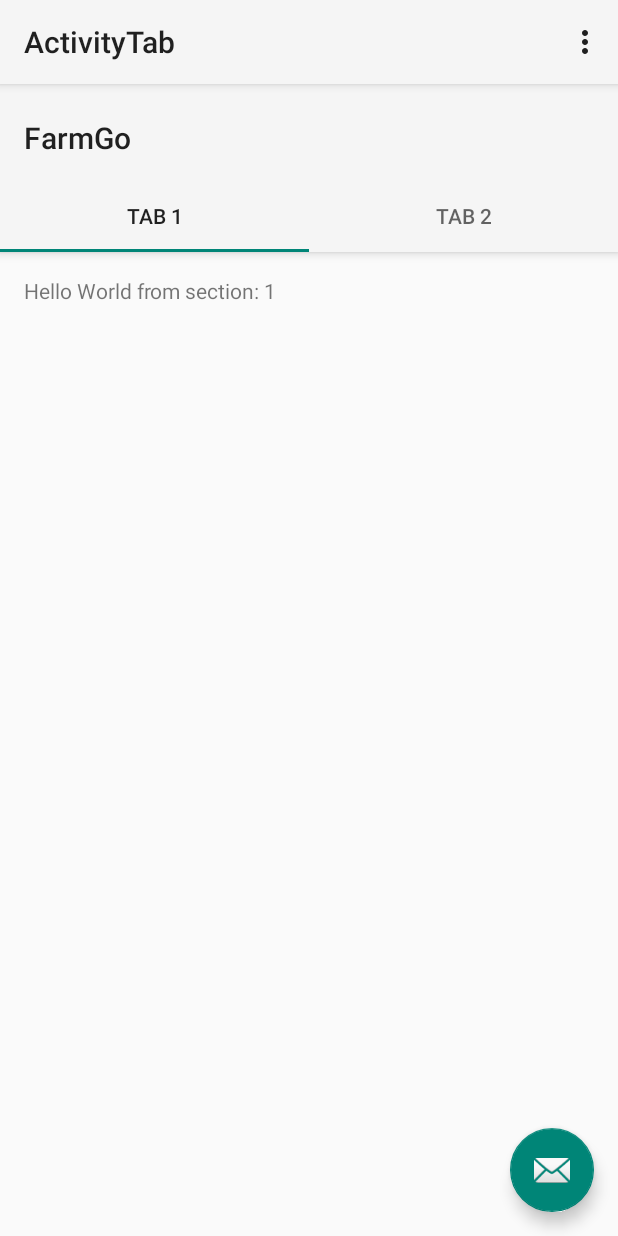
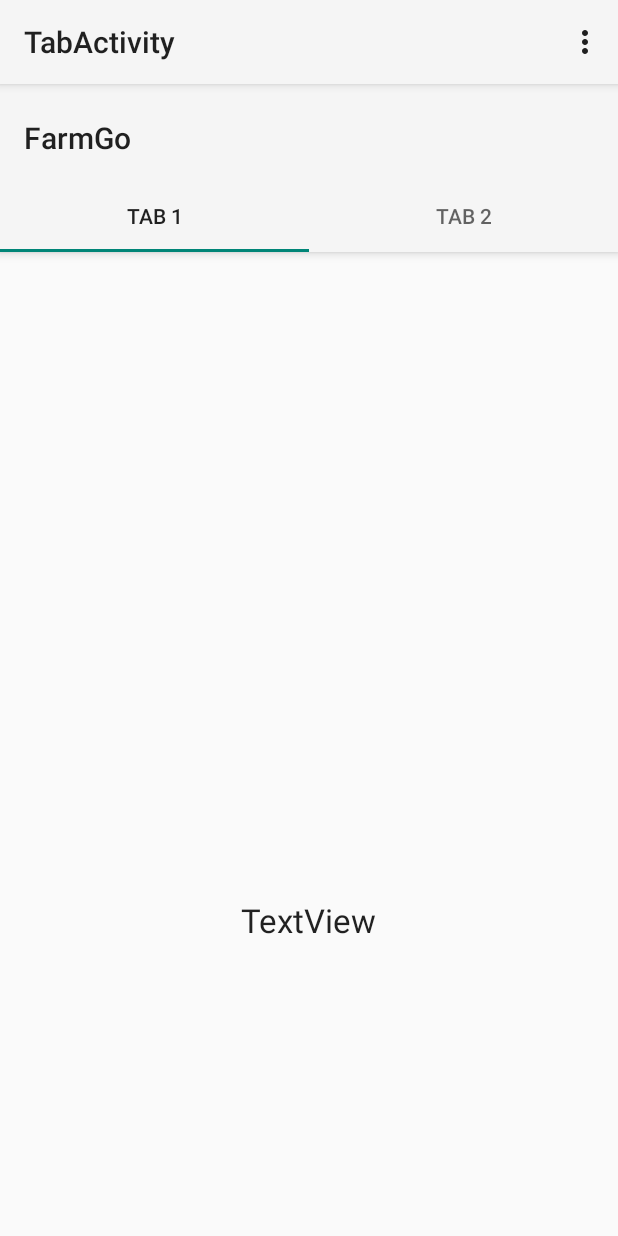
Before and after one commit to rhesaav/FarmGo, an Android app: the TabActivity screen opened directly, with no data from a screen before it, on a phone screen of 412 x 824 dp. Run offline under Robolectric (Android 15) with nearby library versions, the phone set to English and light mode, and no system bars; 1 statement that could not run was skipped.

Commit message:
+ adding java class for layout tab

```diff
--- a/app/src/main/AndroidManifest.xml
+++ b/app/src/main/AndroidManifest.xml
@@ -29,7 +29,7 @@
         <activity android:name=".SignupActivityOwner" />
         <activity android:name=".MainActivity" />
         <activity
-            android:name=".ActivityTab"
+            android:name=".TabActivity"
             android:label="@string/title_activity_tab"
             android:theme="@style/AppTheme"></activity>
     </application>
--- /dev/null
+++ b/app/src/main/java/id/sch/smktelkom_mlg/afinal/xirpl1052029/farmgo/Tab1.java
@@ -0,0 +1,22 @@
+package id.sch.smktelkom_mlg.afinal.xirpl1052029.farmgo;
+
+
+import android.os.Bundle;
+import android.support.annotation.NonNull;
+import android.support.annotation.Nullable;
+import android.support.v4.app.Fragment;
+import android.view.LayoutInflater;
+import android.view.View;
+import android.view.ViewGroup;
+
+/**
+ * Created by ASUS on 5/1/2018.
+ */
+
+public class Tab1 extends Fragment {
+    @Nullable
+    @Override
+    public View onCreateView(@NonNull LayoutInflater inflater, @Nullable ViewGroup container, @Nullable Bundle savedInstanceState) {
+        return inflater.inflate(R.layout.tab1, container, false);
+    }
+}
--- /dev/null
+++ b/app/src/main/java/id/sch/smktelkom_mlg/afinal/xirpl1052029/farmgo/Tab2.java
@@ -0,0 +1,22 @@
+package id.sch.smktelkom_mlg.afinal.xirpl1052029.farmgo;
+
+import android.os.Bundle;
+import android.support.annotation.Nullable;
+import android.support.v4.app.Fragment;
+import android.view.LayoutInflater;
+import android.view.View;
+import android.view.ViewGroup;
+
+
+/**
+ * Created by ASUS on 5/1/2018.
+ */
+
+public class Tab2 extends Fragment {
+
+    @Nullable
+    @Override
+    public View onCreateView(LayoutInflater inflater, @Nullable ViewGroup container, Bundle savedInstanceState) {
+        return inflater.inflate(R.layout.tab2, container, false);
+    }
+}
--- a/app/src/main/java/id/sch/smktelkom_mlg/afinal/xirpl1052029/farmgo/ActivityTab.java
+++ b/app/src/main/java/id/sch/smktelkom_mlg/afinal/xirpl1052029/farmgo/TabActivity.java
@@ -1,8 +1,6 @@
 package id.sch.smktelkom_mlg.afinal.xirpl1052029.farmgo;
 
 import android.os.Bundle;
-import android.support.design.widget.FloatingActionButton;
-import android.support.design.widget.Snackbar;
 import android.support.design.widget.TabLayout;
 import android.support.v4.app.Fragment;
 import android.support.v4.app.FragmentManager;
@@ -17,7 +15,7 @@ import android.view.View;
 import android.view.ViewGroup;
 import android.widget.TextView;
 
-public class ActivityTab extends AppCompatActivity {
+public class TabActivity extends AppCompatActivity {
 
     /**
      * The {@link android.support.v4.view.PagerAdapter} that will provide
@@ -54,14 +52,6 @@ public class ActivityTab extends AppCompatActivity {
         mViewPager.addOnPageChangeListener(new TabLayout.TabLayoutOnPageChangeListener(tabLayout));
         tabLayout.addOnTabSelectedListener(new TabLayout.ViewPagerOnTabSelectedListener(mViewPager));
 
-        FloatingActionButton fab = findViewById(R.id.fab);
-        fab.setOnClickListener(new View.OnClickListener() {
-            @Override
-            public void onClick(View view) {
-                Snackbar.make(view, "Replace with your own action", Snackbar.LENGTH_LONG)
-                        .setAction("Action", null).show();
-            }
-        });
 
     }
 
@@ -69,7 +59,7 @@ public class ActivityTab extends AppCompatActivity {
     @Override
     public boolean onCreateOptionsMenu(Menu menu) {
         // Inflate the menu; this adds items to the action bar if it is present.
-        getMenuInflater().inflate(R.menu.menu_activity_tab, menu);
+        getMenuInflater().inflate(R.menu.menu_tab, menu);
         return true;
     }
 
@@ -116,7 +106,7 @@ public class ActivityTab extends AppCompatActivity {
         @Override
         public View onCreateView(LayoutInflater inflater, ViewGroup container,
                                  Bundle savedInstanceState) {
-            View rootView = inflater.inflate(R.layout.fragment_activity_tab_member, container, false);
+            View rootView = inflater.inflate(R.layout.fragment_tab, container, false);
             TextView textView = rootView.findViewById(R.id.section_label);
             textView.setText(getString(R.string.section_format, getArguments().getInt(ARG_SECTION_NUMBER)));
             return rootView;
@@ -135,9 +125,16 @@ public class ActivityTab extends AppCompatActivity {
 
         @Override
         public Fragment getItem(int position) {
-            // getItem is called to instantiate the fragment for the given page.
-            // Return a PlaceholderFragment (defined as a static inner class below).
-            return PlaceholderFragment.newInstance(position + 1);
+            switch (position) {
+                case 0:
+                    Tab1 tab1 = new Tab1();
+                    return tab1;
+                case 1:
+                    Tab2 tab2 = new Tab2();
+                    return tab2;
+
+            }
+            return null;
         }
 
         @Override
--- a/app/src/main/res/layout/activity_tab.xml
+++ b/app/src/main/res/layout/activity_tab.xml
@@ -6,7 +6,7 @@
     android:layout_width="match_parent"
     android:layout_height="match_parent"
     android:fitsSystemWindows="true"
-    tools:context="id.sch.smktelkom_mlg.afinal.xirpl1052029.farmgo.ActivityTab">
+    tools:context="id.sch.smktelkom_mlg.afinal.xirpl1052029.farmgo.TabActivity">
 
     <android.support.design.widget.AppBarLayout
         android:id="@+id/appbar"
@@ -54,12 +54,5 @@
         android:layout_height="match_parent"
         app:layout_behavior="@string/appbar_scrolling_view_behavior" />
 
-    <android.support.design.widget.FloatingActionButton
-        android:id="@+id/fab"
-        android:layout_width="wrap_content"
-        android:layout_height="wrap_content"
-        android:layout_gravity="end|bottom"
-        android:layout_margin="@dimen/fab_margin"
-        app:srcCompat="@android:drawable/ic_dialog_email" />
 
 </android.support.design.widget.CoordinatorLayout>
--- a/app/src/main/res/layout/fragment_activity_tab_member.xml
+++ b/app/src/main/res/layout/fragment_tab.xml
@@ -4,7 +4,7 @@
     android:id="@+id/constraintLayout"
     android:layout_width="match_parent"
     android:layout_height="match_parent"
-    tools:context="id.sch.smktelkom_mlg.afinal.xirpl1052029.farmgo.ActivityTab$PlaceholderFragment">
+    tools:context="id.sch.smktelkom_mlg.afinal.xirpl1052029.farmgo.TabActivity$PlaceholderFragment">
 
     <TextView
         android:id="@+id/section_label"
--- /dev/null
+++ b/app/src/main/res/layout/tab1.xml
@@ -0,0 +1,15 @@
+<?xml version="1.0" encoding="utf-8"?>
+<RelativeLayout xmlns:android="http://schemas.android.com/apk/res/android"
+    android:layout_width="match_parent"
+    android:layout_height="match_parent">
+
+    <TextView
+        android:id="@+id/textView3"
+        android:layout_width="wrap_content"
+        android:layout_height="wrap_content"
+        android:layout_alignParentBottom="true"
+        android:layout_centerHorizontal="true"
+        android:layout_marginBottom="252dp"
+        android:text="TextView"
+        android:textAppearance="@style/Base.TextAppearance.AppCompat.Large" />
+</RelativeLayout>
--- a/app/src/main/res/menu/menu_activity_tab.xml
+++ b/app/src/main/res/menu/menu_tab.xml
@@ -1,7 +1,7 @@
 <menu xmlns:android="http://schemas.android.com/apk/res/android"
     xmlns:app="http://schemas.android.com/apk/res-auto"
     xmlns:tools="http://schemas.android.com/tools"
-    tools:context="id.sch.smktelkom_mlg.afinal.xirpl1052029.farmgo.ActivityTab">
+    tools:context="id.sch.smktelkom_mlg.afinal.xirpl1052029.farmgo.TabActivity">
     <item
         android:id="@+id/action_settings"
         android:orderInCategory="100"
--- a/app/src/main/res/values/strings.xml
+++ b/app/src/main/res/values/strings.xml
@@ -1,9 +1,10 @@
 <resources>
-    <string name="app_name">FarmGo</string>
-    <string name="title_activity_tab">ActivityTab</string>
+    <string name="title_activity_tab">TabActivity</string>
     <string name="tab_text_1">Tab 1</string>
     <string name="tab_text_2">Tab 2</string>
     <string name="tab_text_3">Tab 3</string>
     <string name="action_settings">Settings</string>
     <string name="section_format">Hello World from section: %1$d</string>
+    <string name="app_name">FarmGo</string>
+
 </resources>
```
Also changed, not shown: app/src/main/java/id/sch/smktelkom_mlg/afinal/xirpl1052029/farmgo/DaftarMemberClass.java (deleted, +0 -19 lines), app/src/main/java/id/sch/smktelkom_mlg/afinal/xirpl1052029/farmgo/DaftarOwnerClass.java (deleted, +0 -19 lines), app/src/main/res/layout/fragment_activity_tab_owner.xml (deleted, +0 -21 lines), app/src/main/res/layout/tab2.xml (added, +15 -0 lines).
